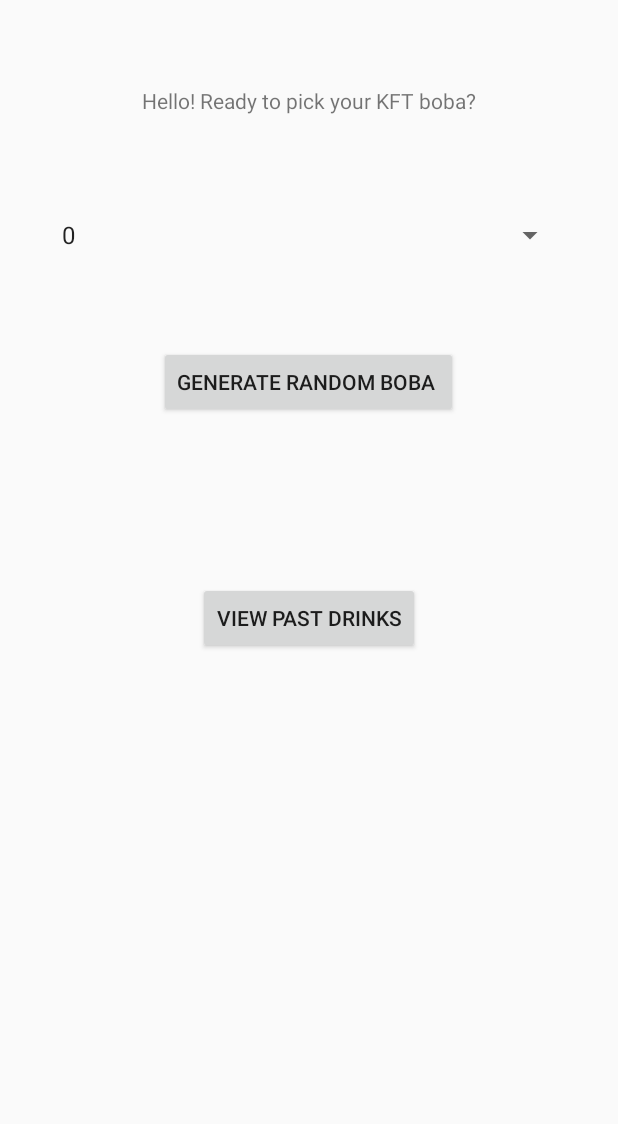
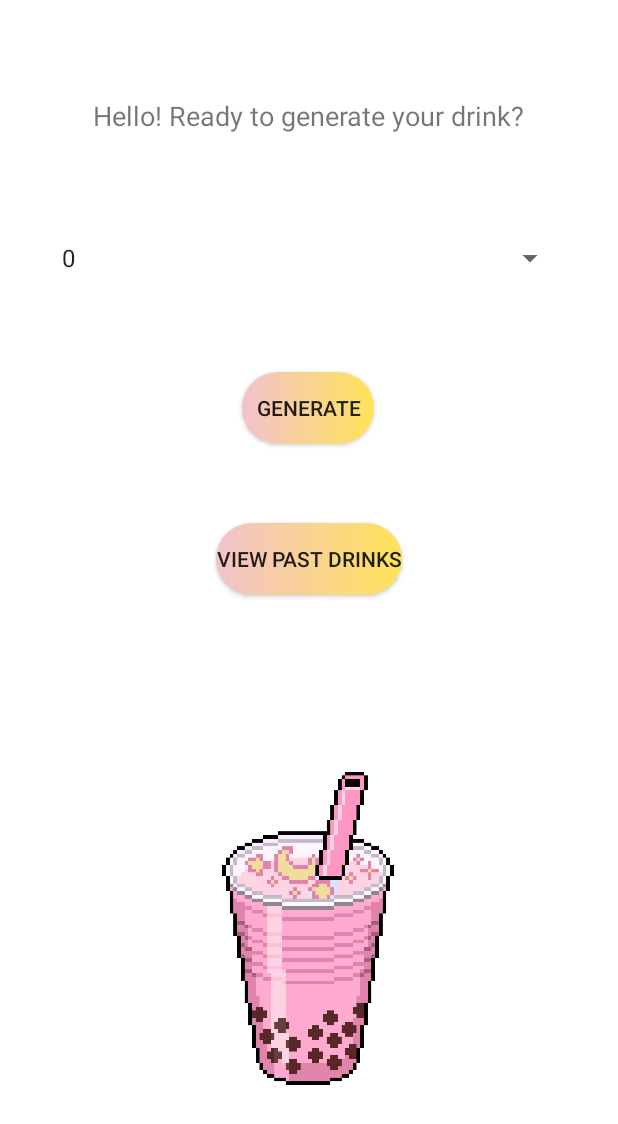
Before and after one commit to teresa622/bobaCS125, an Android app: the screen it shows after launch (MainActivity), on a phone screen of 412 x 824 dp. Shown: the top 1124 px of the screen. Run offline under Robolectric (Android 15) with nearby library versions, the phone set to English and light mode, and no system bars.

Commit message:
changed buttons

```diff
--- /dev/null
+++ b/app/src/main/res/drawable/custom_button.xml
@@ -0,0 +1,5 @@
+<?xml version="1.0" encoding="utf-8"?>
+<shape xmlns:android="http://schemas.android.com/apk/res/android" android:shape = "rectangle">
+    <gradient android:startColor="#f2c2cd" android:endColor="#ffe359" android:type="linear"/>
+    <corners android:radius="50dp"/>
+</shape>
--- a/app/src/main/res/layout/activity_main.xml
+++ b/app/src/main/res/layout/activity_main.xml
@@ -4,25 +4,12 @@
     xmlns:tools="http://schemas.android.com/tools"
     android:layout_width="match_parent"
     android:layout_height="match_parent"
-    tools:context=".MainActivity">
+    android:background="#ffffff"
+    tools:context=".MainActivity"><![CDATA[
 
-    <TextView
-        android:id="@+id/textView"
-        android:layout_width="wrap_content"
-        android:layout_height="wrap_content"
-        android:text="Hello! Ready to pick your KFT boba?"
-        app:layout_constraintBottom_toBottomOf="parent"
-        app:layout_constraintLeft_toLeftOf="parent"
-        app:layout_constraintRight_toRightOf="parent"
-        app:layout_constraintTop_toTopOf="parent"
-        app:layout_constraintVertical_bias="0.071" />
 
-    <Button
-        android:id="@+id/kftButton"
-        android:layout_width="wrap_content"
-        android:layout_height="wrap_content"
-        android:text="Generate random boba
-"
+
+    "
         app:layout_constraintBottom_toBottomOf="parent"
         app:layout_constraintEnd_toEndOf="parent"
         app:layout_constraintHorizontal_bias="0.497"
@@ -30,16 +17,49 @@
         app:layout_constraintTop_toBottomOf="@+id/textView"
         app:layout_constraintVertical_bias="0.22" />
 
+
+
+
+
+    ]]>
+
+    <TextView
+        android:id="@+id/textView"
+        android:layout_width="wrap_content"
+        android:layout_height="wrap_content"
+        android:text="Hello! Ready to generate your drink?"
+        android:textSize="18sp"
+        app:layout_constraintBottom_toBottomOf="parent"
+        app:layout_constraintLeft_toLeftOf="parent"
+        app:layout_constraintRight_toRightOf="parent"
+        app:layout_constraintTop_toTopOf="parent"
+        app:layout_constraintVertical_bias="0.081" />
+
+    <Button
+        android:id="@+id/kftButton"
+        android:layout_width="wrap_content"
+        android:layout_height="wrap_content"
+        android:background="@drawable/custom_button"
+        android:text="generate"
+        app:layout_constraintBottom_toBottomOf="parent"
+        app:layout_constraintEnd_toEndOf="parent"
+        app:layout_constraintHorizontal_bias="0.498"
+        app:layout_constraintStart_toStartOf="parent"
+        app:layout_constraintTop_toTopOf="parent"
+        app:layout_constraintVertical_bias="0.32" />
+
     <Button
         android:id="@+id/drinkLog"
         style="@style/Widget.AppCompat.Button"
         android:layout_width="wrap_content"
         android:layout_height="wrap_content"
+        android:background="@drawable/custom_button"
         android:text="View Past Drinks"
         app:layout_constraintBottom_toBottomOf="parent"
         app:layout_constraintEnd_toEndOf="parent"
         app:layout_constraintStart_toStartOf="parent"
-        app:layout_constraintTop_toTopOf="parent" />
+        app:layout_constraintTop_toTopOf="parent"
+        app:layout_constraintVertical_bias="0.449" />
 
     <Spinner
         android:id="@+id/spinner"
@@ -50,6 +70,18 @@
         app:layout_constraintHorizontal_bias="0.492"
         app:layout_constraintStart_toStartOf="parent"
         app:layout_constraintTop_toTopOf="parent"
-        app:layout_constraintVertical_bias="0.181" />
+        app:layout_constraintVertical_bias="0.2" />
+
+    <ImageView
+        android:id="@+id/imageView"
+        android:layout_width="172dp"
+        android:layout_height="221dp"
+        app:layout_constraintBottom_toBottomOf="parent"
+        app:layout_constraintEnd_toEndOf="parent"
+        app:layout_constraintHorizontal_bias="0.497"
+        app:layout_constraintStart_toStartOf="parent"
+        app:layout_constraintTop_toTopOf="parent"
+        app:layout_constraintVertical_bias="0.85"
+        app:srcCompat="@drawable/bobapixel" />
 
 </androidx.constraintlayout.widget.ConstraintLayout>
--- a/app/src/main/res/layout/drink_log.xml
+++ b/app/src/main/res/layout/drink_log.xml
@@ -3,15 +3,29 @@
     android:orientation="vertical" android:layout_width="match_parent"
     android:layout_height="match_parent">
 
+    <TextView
+        android:id="@+id/textView2"
+        android:layout_width="match_parent"
+        android:layout_height="wrap_content"
+        android:text= "" />
+
     <Button
         android:id="@+id/home"
         android:layout_width="match_parent"
+        android:layout_marginTop="10dp"
+        android:layout_marginBottom="20dp"
+        android:layout_marginLeft="40dp"
+        android:layout_marginRight="40dp"
         android:layout_height="wrap_content"
+        android:background="@drawable/custom_button"
         android:text="home" />
 
     <ScrollView
         android:layout_width="match_parent"
-        android:layout_height="685dp">
+        android:layout_height="685dp"
+        android:layout_marginLeft="10dp"
+        android:layout_marginRight="10dp">
+
 
         <EditText
             android:id="@+id/drinks"
```
Also changed, not shown: app/src/main/res/drawable/bobapixel.png (added).
